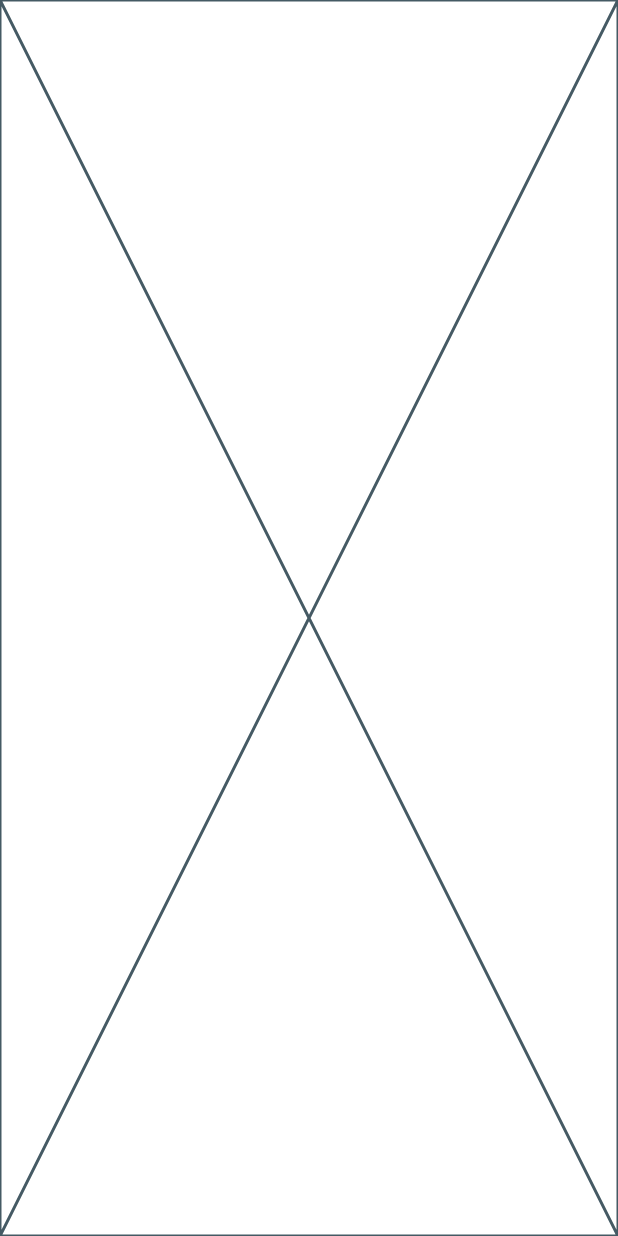
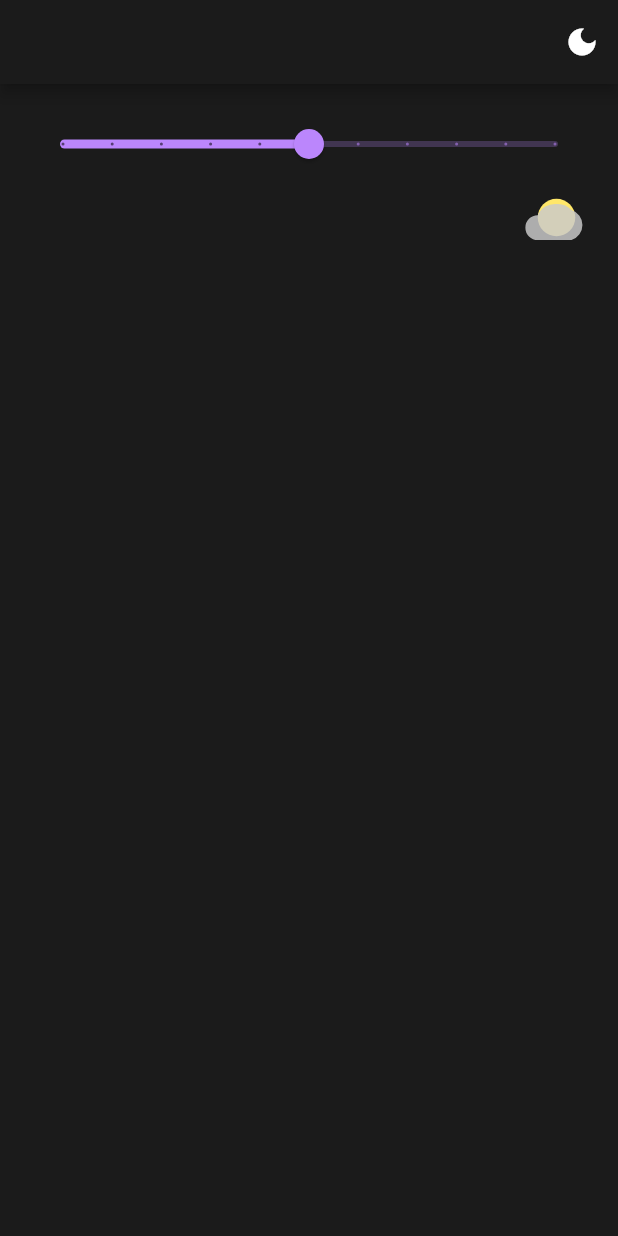
Before and after one commit to skillbox-koutja/advanced_widgets, a Flutter app: the screen it shows after launch, on a phone screen of 412 x 824 dp. Run offline on Flutter 3.47's test engine with Material 2 defaults, Android fonts, the phone set to English and light mode, and no system bars.

Commit message:
виджет, который каким-либо образом декорирует текст
возможность масштабирования погоды

Иконка погоды

Inherited Widget: ThemeViewModel

```diff
--- /dev/null
+++ b/lib/core/application.dart
@@ -0,0 +1,48 @@
+import 'package:advanced_widgets/ui/home/screen.dart';
+import 'package:advanced_widgets/ui/themes/theme.dart';
+import 'package:flutter/material.dart';
+
+class App extends StatefulWidget {
+  const App({Key? key}) : super(key: key);
+
+  @override
+  State<App> createState() => _AppState();
+}
+
+class _AppState extends State<App> {
+  ThemeMode themeMode = ThemeMode.dark;
+
+  @override
+  Widget build(BuildContext context) {
+    return ThemeViewModel(
+      themeMode: themeMode,
+      child: Builder(
+        builder: (innerContext) {
+          debugPrint('$themeMode');
+
+          return MaterialApp(
+            theme: themeMode == ThemeMode.light ? createLightTheme() : createDarkTheme(),
+            home: Material(
+              child: HomeScreen(
+                toLight: toLight,
+                toDark: toDark,
+              ),
+            ),
+          );
+        },
+      ),
+    );
+  }
+
+  void toLight () {
+    setState(() {
+      themeMode = ThemeMode.light;
+    });
+  }
+
+  void toDark () {
+    setState(() {
+      themeMode = ThemeMode.dark;
+    });
+  }
+}
--- a/lib/main.dart
+++ b/lib/main.dart
@@ -1,14 +1,6 @@
+import 'package:advanced_widgets/core/application.dart';
 import 'package:flutter/material.dart';
 
 void main() {
-  runApp(const MyApp());
+  runApp(const App());
 }
-
-class MyApp extends StatelessWidget {
-  const MyApp({Key? key}) : super(key: key);
-
-  @override
-  Widget build(BuildContext context) {
-    return const Placeholder();
-  }
-}
--- /dev/null
+++ b/lib/ui/home/screen.dart
@@ -0,0 +1,99 @@
+import 'package:advanced_widgets/core/utils/extensions/build_context_ext.dart';
+import 'package:advanced_widgets/ui/text_decoration/text_decoration.dart';
+import 'package:advanced_widgets/ui/weather/indicator.dart';
+import 'package:flutter/material.dart';
+
+class HomeScreen extends StatefulWidget {
+  final VoidCallback toLight;
+  final VoidCallback toDark;
+
+  const HomeScreen({
+    required this.toLight,
+    required this.toDark,
+    Key? key,
+  }) : super(key: key);
+
+  @override
+  State<HomeScreen> createState() => _HomeScreenState();
+}
+
+class _HomeScreenState extends State<HomeScreen> {
+  double cloudiness = 0.5;
+  bool maximizeView = false;
+
+  @override
+  Widget build(BuildContext context) {
+    final themeMode = context.themeViewModel.themeMode;
+    final themeColors = context.themeColors;
+
+    return Scaffold(
+      appBar: AppBar(
+        actions: [
+          IconButton(
+            onPressed: themeMode == ThemeMode.light ? widget.toDark : widget.toLight,
+            icon: themeMode == ThemeMode.light ? const Icon(Icons.light_mode) : const Icon(Icons.dark_mode),
+          ),
+        ],
+      ),
+      body: Padding(
+        padding: const EdgeInsets.all(16.0),
+        child: Column(
+          children: [
+            Slider(
+              value: cloudiness,
+              divisions: 10,
+              label: cloudiness.toString(),
+              onChanged: (value) {
+                setState(() {
+                  cloudiness = value;
+                });
+              },
+            ),
+            Expanded(
+              child: Stack(
+                children: [
+                  AnimatedPositioned(
+                    top: maximizeView ? 50 : 0,
+                    right: maximizeView ? MediaQuery.of(context).size.width / 2 - 100 : 0,
+                    duration: const Duration(milliseconds: 300),
+                    child: GestureDetector(
+                      onTap: () {
+                        setState(() {
+                          maximizeView = !maximizeView;
+                        });
+                      },
+                      child: Column(
+                        crossAxisAlignment: CrossAxisAlignment.start,
+                        children: [
+                          SizedBox.square(
+                            dimension: maximizeView ? 200 : 50,
+                            child: CustomPaint(
+                              painter: WeatherIndicator(
+                                cloudiness: cloudiness,
+                                colors: themeColors,
+                              ),
+                            ),
+                          ),
+                          if (maximizeView)
+                            Padding(
+                              padding: const EdgeInsets.symmetric(horizontal: 25.0),
+                              child: InnerShadowText(
+                                child: Text(
+                                  'Облачно,\n12 градусов',
+                                  style: Theme.of(context).textTheme.headlineSmall,
+                                ),
+                              ),
+                            ),
+                        ],
+                      ),
+                    ),
+                  ),
+                ],
+              ),
+            ),
+          ],
+        ),
+      ),
+    );
+  }
+}
--- /dev/null
+++ b/lib/ui/text_decoration/text_decoration.dart
@@ -0,0 +1,72 @@
+import 'dart:ui';
+
+import 'package:flutter/material.dart';
+import 'package:flutter/rendering.dart';
+
+class InnerShadowText extends SingleChildRenderObjectWidget {
+  final double blur;
+  final Color color;
+  final Offset offset;
+
+  const InnerShadowText({
+    this.blur = 2,
+    this.color = Colors.blueAccent,
+    this.offset = const Offset(0, 5),
+    Key? key,
+    Widget? child,
+  }) : super(key: key, child: child);
+
+  @override
+  RenderObject createRenderObject(BuildContext context) {
+    final renderObject = RenderInnerShadowText();
+    updateRenderObject(context, renderObject);
+
+    return renderObject;
+  }
+
+  @override
+  void updateRenderObject(BuildContext context, RenderInnerShadowText renderObject) {
+    renderObject
+      ..color = color
+      ..blur = blur
+      ..dx = offset.dx
+      ..dy = offset.dy;
+  }
+}
+
+class RenderInnerShadowText extends RenderProxyBox {
+  late double blur;
+  late Color color;
+  late double dx;
+  late double dy;
+
+  @override
+  void paint(PaintingContext context, Offset offset) {
+    final childBox = child;
+    if (childBox == null) return;
+
+    final rectOuter = offset & size;
+    final rectInner = Rect.fromLTWH(
+      offset.dx,
+      offset.dy,
+      size.width - dx,
+      size.height - dy,
+    );
+    final canvas = context.canvas..saveLayer(rectOuter, Paint());
+    context.paintChild(childBox, offset);
+    final shadowPaint = Paint()
+      ..blendMode = BlendMode.srcATop
+      ..imageFilter = ImageFilter.blur(sigmaX: blur, sigmaY: blur)
+      ..colorFilter = ColorFilter.mode(color, BlendMode.srcOut);
+
+    canvas
+      ..saveLayer(rectOuter, shadowPaint)
+      ..saveLayer(rectInner, Paint())
+      ..translate(dx, dy);
+    context.paintChild(childBox, offset);
+    context.canvas
+      ..restore()
+      ..restore()
+      ..restore();
+  }
+}
--- /dev/null
+++ b/lib/ui/themes/src/dark_theme.dart
@@ -0,0 +1,22 @@
+part of '../theme.dart';
+
+ThemeData createDarkTheme() {
+  return ThemeData(
+    colorScheme: const ColorScheme.dark(),
+    scaffoldBackgroundColor: AppColors.darkBackground,
+    primaryColor: Colors.white,
+    appBarTheme: AppBarTheme(
+      backgroundColor: AppColors.darkBackground,
+      actionsIconTheme: const IconThemeData(
+        color: Colors.white,
+      ),
+      systemOverlayStyle: SystemUiOverlayStyle.dark.copyWith(
+        statusBarIconBrightness: Brightness.dark,
+        statusBarBrightness: Brightness.dark,
+      ),
+    ),
+    extensions: [
+      ThemeColors.dark,
+    ],
+  );
+}
--- /dev/null
+++ b/lib/ui/themes/src/theme_colors.dart
@@ -0,0 +1,69 @@
+part of '../theme.dart';
+
+class ThemeColors extends ThemeExtension<ThemeColors> {
+
+  final Color background;
+  final Color sun;
+  final Color cloud;
+  final Color hardCloud;
+  final Color drops;
+
+  ThemeColors({
+    required this.background,
+    required this.sun,
+    required this.cloud,
+    required this.hardCloud,
+    required this.drops,
+  });
+
+  static ThemeColors get light => ThemeColors(
+    background: AppColors.lightBackground,
+    sun: AppColors.lightSun,
+    cloud: AppColors.lightCloud,
+    hardCloud: AppColors.lightHardCloud,
+    drops: AppColors.lightDrops,
+  );
+
+  static ThemeColors get dark => ThemeColors(
+    background: AppColors.darkBackground,
+    sun: AppColors.darkSun,
+    cloud: AppColors.darkCloud,
+    hardCloud: AppColors.darkHardCloud,
+    drops: AppColors.darkDrops,
+  );
+
+  @override
+  ThemeExtension<ThemeColors> lerp(
+    ThemeExtension<ThemeColors>? other,
+    double t,
+  ) {
+    if (other is! ThemeColors) {
+      return this;
+    }
+
+    return ThemeColors(
+      background: Color.lerp(background, other.background, t)!,
+      sun: Color.lerp(sun, other.sun, t)!,
+      cloud: Color.lerp(cloud, other.cloud, t)!,
+      hardCloud: Color.lerp(hardCloud, other.hardCloud, t)!,
+      drops: Color.lerp(drops, other.drops, t)!,
+    );
+  }
+
+  @override
+  ThemeExtension<ThemeColors> copyWith({
+    Color? background,
+    Color? sun,
+    Color? cloud,
+    Color? hardCloud,
+    Color? drops,
+  }) {
+    return ThemeColors(
+      background: background ?? this.background,
+      sun: sun ?? this.sun,
+      cloud: cloud ?? this.cloud,
+      hardCloud: cloud ?? this.hardCloud,
+      drops: drops ?? this.drops,
+    );
+  }
+}
--- /dev/null
+++ b/lib/ui/themes/src/theme_view_model.dart
@@ -0,0 +1,16 @@
+part of '../theme.dart';
+
+class ThemeViewModel extends InheritedWidget {
+  final ThemeMode themeMode;
+
+  const ThemeViewModel({
+    required this.themeMode,
+    required Widget child,
+    Key? key,
+  }) : super(key: key, child: child);
+
+  @override
+  bool updateShouldNotify(ThemeViewModel oldWidget) => oldWidget.themeMode != themeMode;
+
+  static ThemeViewModel? of(BuildContext context) => context.dependOnInheritedWidgetOfExactType<ThemeViewModel>();
+}
```
Also changed, not shown: lib/core/utils/extensions/build_context_ext.dart (added, +8 -0 lines), lib/ui/themes/src/constants.dart (added, +22 -0 lines), lib/ui/themes/src/light_theme.dart (added, +22 -0 lines), lib/ui/themes/theme.dart (added, +10 -0 lines), lib/ui/weather/indicator.dart (added, +209 -0 lines), 3 other files.
